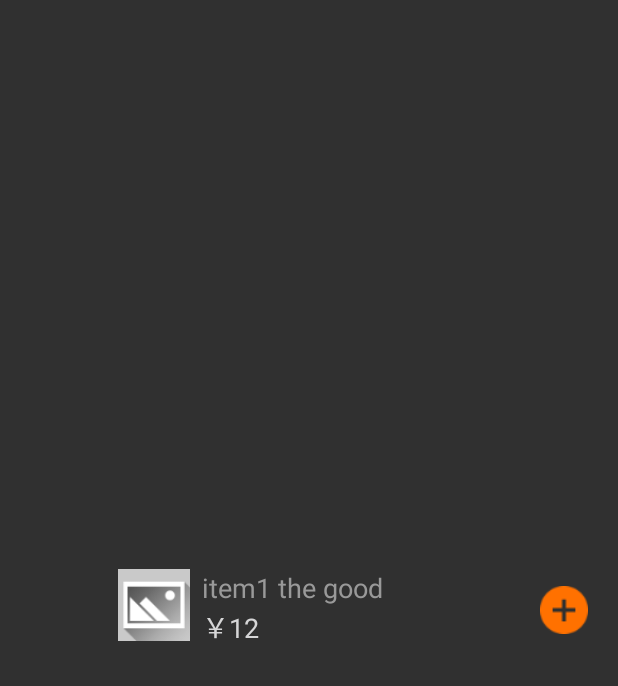
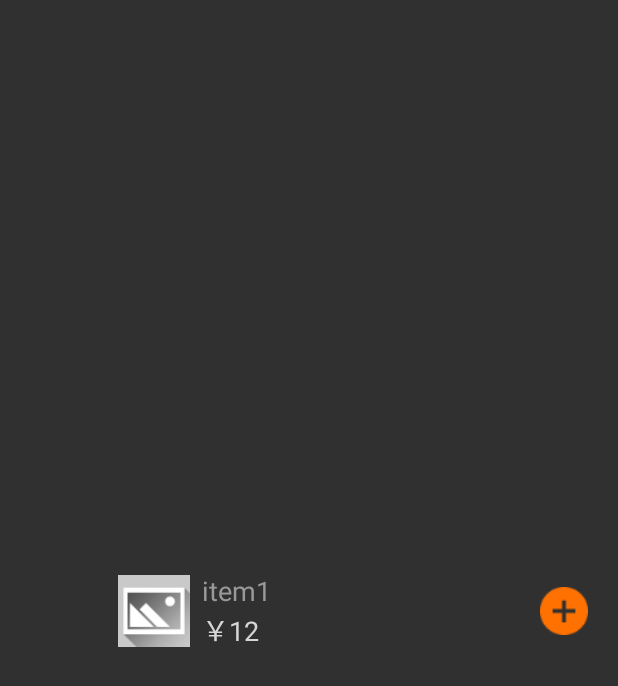
Before and after one commit to maxzhang1985/HappyTouch, an Android app: the layout child_status_item.xml on its own in the app's theme, with its tools: preview values and no code run, on a phone screen of 412 x 824 dp. Shown: the top 686 px of the screen. Run offline under Robolectric (Android 15) with nearby library versions, the light colour scheme and no system bars.

Commit message:
修改购物车1

```diff
--- a/app/src/main/java/com/kuailedian/happytouch/OrderFragmentBase.java
+++ b/app/src/main/java/com/kuailedian/happytouch/OrderFragmentBase.java
@@ -203,7 +203,7 @@ public class OrderFragmentBase extends Fragment {
         Log.v("print money",String.valueOf(money));
         Log.v("print amount",String.valueOf(amount));
 
-        CharSequence strMoney = String.valueOf(money);
+        CharSequence strMoney = "￥" + String.valueOf(money);
         tv_ordercartTitle.setText(strMoney);
 
         CharSequence strAmount = String.valueOf(amount);
--- a/app/src/main/res/layout/child_status_item.xml
+++ b/app/src/main/res/layout/child_status_item.xml
@@ -6,13 +6,14 @@
     android:gravity="center_vertical" >
 <LinearLayout
     android:layout_width="match_parent"
-    android:layout_height="55dp"
+    android:layout_height="wrap_content"
     android:layout_marginLeft="118px"
     android:layout_marginBottom="8dp"
     android:layout_marginTop="3dp">
 
     <ImageView
         android:id="@+id/img_productimg"
+        android:layout_gravity="center"
         android:layout_width="48dp "
         android:layout_height="48dp"
         android:background="@mipmap/no_photo" />
@@ -21,14 +22,14 @@
     <LinearLayout
         android:orientation="vertical"
         android:layout_width="180dp"
-        android:layout_height="match_parent"
+        android:layout_height="wrap_content"
         android:layout_marginLeft="8dp">
 
         <TextView
             android:id="@+id/tv_productname"
             android:layout_width="wrap_content"
             android:layout_height="wrap_content"
-            android:text="item1 the good"
+            android:text="item1"
             android:textColor="#999999"
             android:textSize="18dp"
             android:layout_gravity="center_vertical" />
--- a/app/src/main/res/layout/detailspopup_window.xml
+++ b/app/src/main/res/layout/detailspopup_window.xml
@@ -9,13 +9,9 @@
         android:layout_width="match_parent"
         android:layout_height="match_parent"
 
-        android:layout_marginLeft="60dp"
-        android:layout_marginRight="60dp"
-        android:layout_marginTop="60dp"
-        android:layout_marginBottom="90dp"
         android:orientation="vertical"
         android:background="@color/White"
-        >
+        android:layout_margin="35dp">
         <ImageView
             android:layout_width="match_parent"
             android:layout_height="200dp"
--- a/app/src/main/res/layout/orderbar.xml
+++ b/app/src/main/res/layout/orderbar.xml
@@ -26,7 +26,7 @@
             android:layout_marginRight="8dp"
             android:layout_gravity="center"
             android:gravity="center"
-            android:text="￥127"
+            android:text="￥０"
             android:textSize="30dp"
             android:textColor="@color/DarkRed"
             android:textStyle="bold" />
@@ -58,7 +58,7 @@
             android:id="@+id/ordercart_num"
             android:layout_width="20dp"
             android:layout_height="20dp"
-            android:text="10"
+            android:text="０"
             android:textColor="@color/WhiteSmoke"
             android:layout_gravity="right"
             android:layout_marginTop="8dp"
```
